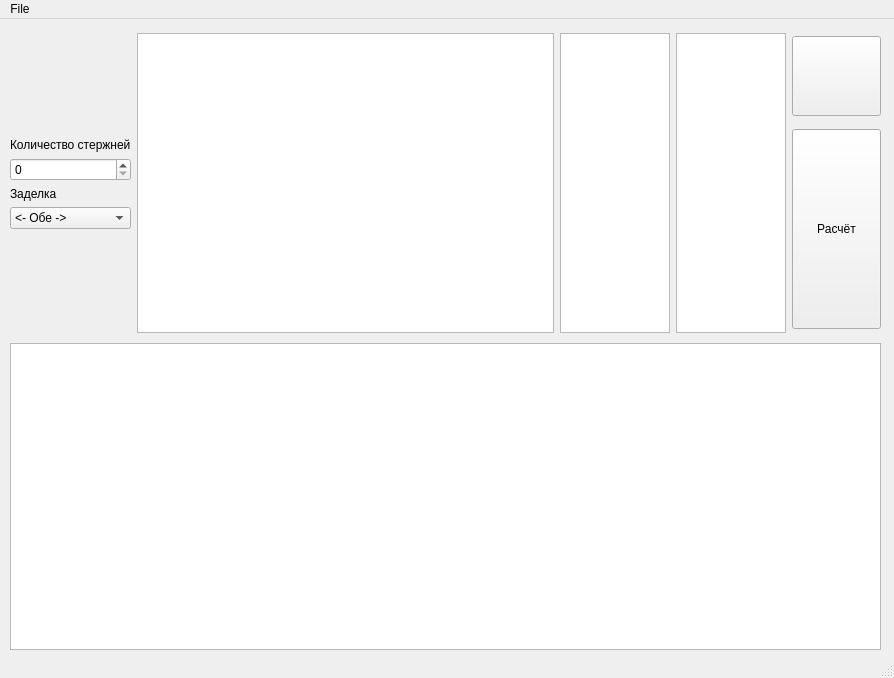
This is mainwindow.ui in Bratko73/SAPR-LAP-0xF423F as Qt 5 draws it before an edit. The edited form follows.
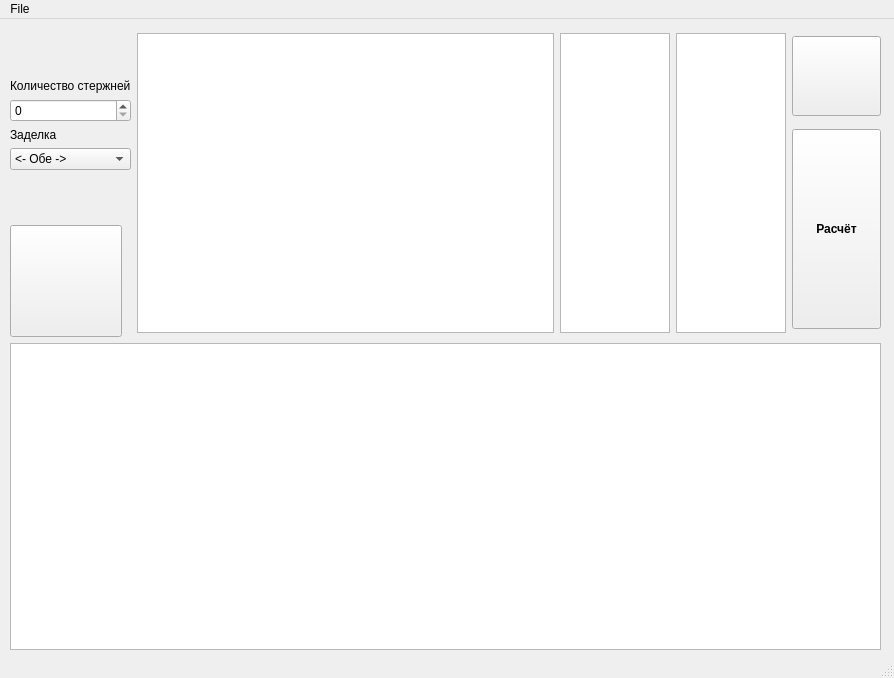
This is the edited form. Icons and pictures are not drawn.

```diff
--- a/mainwindow.ui
+++ b/mainwindow.ui
@@ -121,6 +121,28 @@
            </property>
           </spacer>
          </item>
+         <item>
+          <widget class="QPushButton" name="RefreshButton">
+           <property name="minimumSize">
+            <size>
+             <width>112</width>
+             <height>112</height>
+            </size>
+           </property>
+           <property name="maximumSize">
+            <size>
+             <width>112</width>
+             <height>112</height>
+            </size>
+           </property>
+           <property name="styleSheet">
+            <string notr="true">image: url(:/resourses/restart.png);</string>
+           </property>
+           <property name="text">
+            <string/>
+           </property>
+          </widget>
+         </item>
         </layout>
        </item>
        <item>
@@ -230,6 +252,15 @@
              <height>200</height>
             </size>
            </property>
+           <property name="font">
+            <font>
+             <weight>75</weight>
+             <bold>true</bold>
+            </font>
+           </property>
+           <property name="styleSheet">
+            <string notr="true"/>
+           </property>
            <property name="text">
             <string>Расчёт</string>
            </property>
```
Left out of the diff: 6 changed lines with no effect on the pictures.
